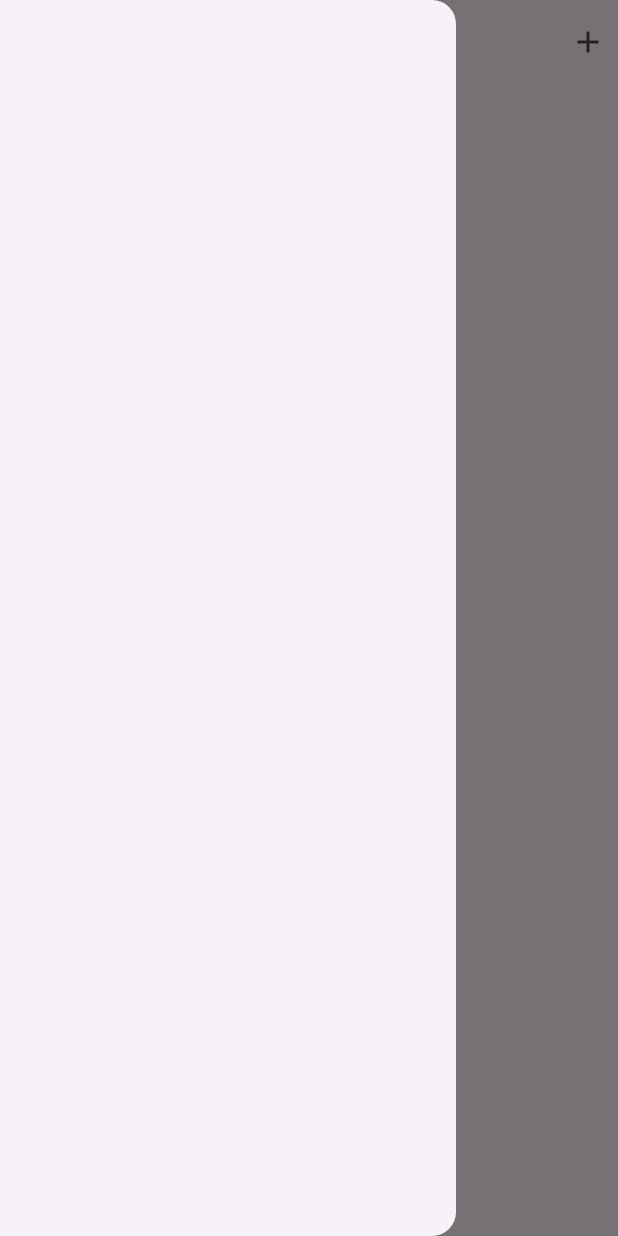
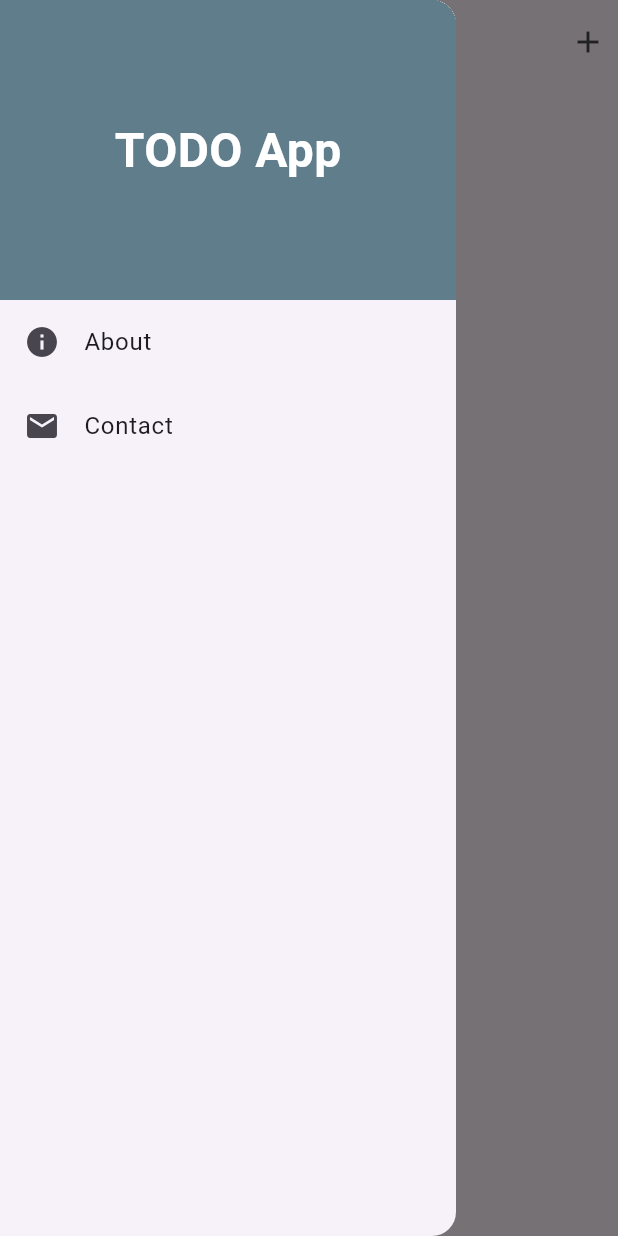
Before and after one commit to malakasadeep/TODO-App---Flutter, a Flutter app: the screen it shows after launch, with the side drawer open, on a phone screen of 412 x 824 dp. Run offline on Flutter 3.47's test engine with Material 3 defaults, Android fonts, the phone set to English and light mode, and no system bars; our stand-ins replace shared_preferences.

```diff
--- a/lib/main_screen.dart
+++ b/lib/main_screen.dart
@@ -4,6 +4,7 @@ import 'package:flutter/material.dart';
 import 'package:shared_preferences/shared_preferences.dart';
 import 'package:todo_app/add_todo.dart';
 import 'package:todo_app/widgets/todolist.dart';
+import 'package:url_launcher/url_launcher.dart';
 
 class MainScreen extends StatefulWidget {
   const MainScreen({super.key});
@@ -66,7 +67,57 @@ class _MainScreenState extends State<MainScreen> {
   @override
   Widget build(BuildContext context) {
     return Scaffold(
-        drawer: Drawer(),
+        drawer: Drawer(
+            child: Column(
+          children: [
+            Container(
+              height: 200,
+              color: Colors.blueGrey,
+              child: Center(
+                child: Text(
+                  "TODO App",
+                  style: TextStyle(
+                    fontSize: 32,
+                    color: Colors.white,
+                    fontWeight: FontWeight.w600,
+                  ),
+                ),
+              ),
+            ),
+            ListTile(
+              leading: Icon(Icons.info),
+              title: Text("About"),
+              onTap: () {
+                showDialog(
+                    context: context,
+                    builder: (context) {
+                      return AlertDialog(
+                        title: Text("About"),
+                        content: Text(
+                            "This is a simple TODO app made using flutter"),
+                        actions: [
+                          InkWell(
+                            onTap: () {
+                              Navigator.pop(context);
+                            },
+                            child: Text("Close"),
+                          ),
+                        ],
+                      );
+                    });
+              },
+            ),
+            ListTile(
+              leading: Icon(Icons.email),
+              title: Text("Contact"),
+              onTap: () {
+                launchUrl(
+                  Uri.parse("mailto:sadeepmalaka2@gmail.com"),
+                );
+              },
+            )
+          ],
+        )),
         appBar: AppBar(
           centerTitle: true,
           title: Text("TODO App"),
--- a/pubspec.yaml
+++ b/pubspec.yaml
@@ -10,6 +10,7 @@ dependencies:
   flutter:
     sdk: flutter
   shared_preferences: ^2.2.3
+  url_launcher: ^6.3.0
 
 dev_dependencies:
   flutter_test:
```
Also changed, not shown: lib/add_todo.dart (+6 -2 lines), pubspec.lock, 5 other files.
